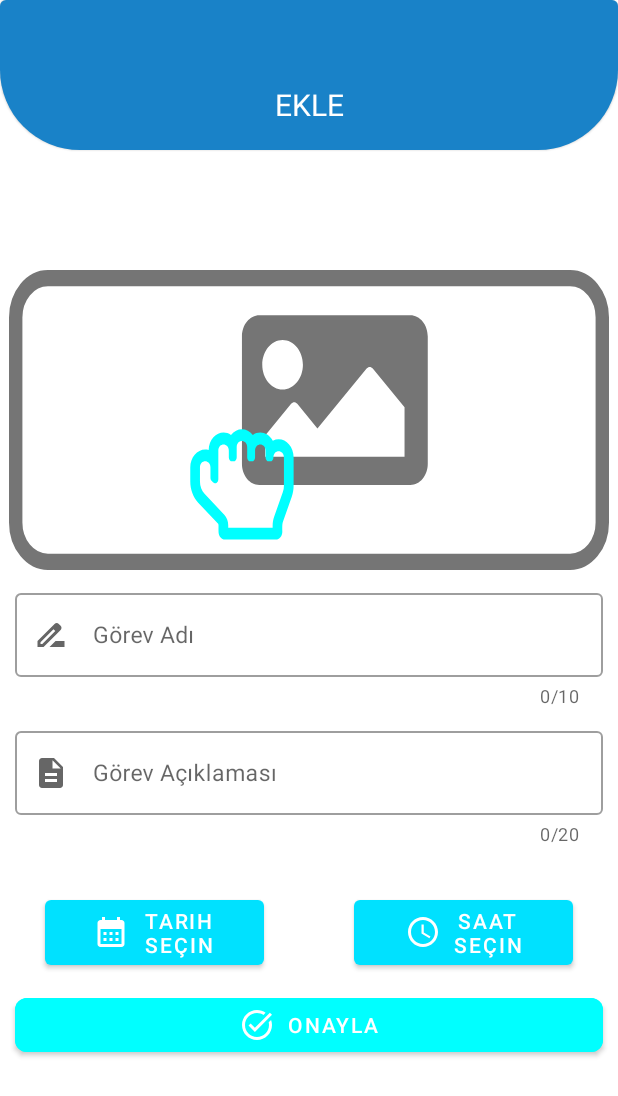
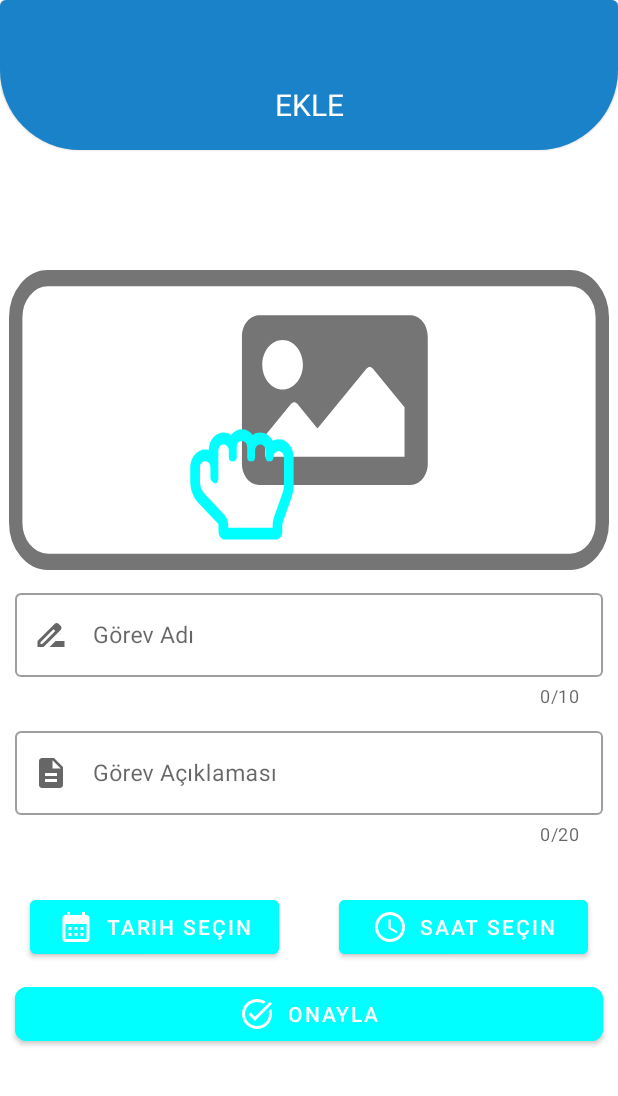
Before and after one commit to edoo37/Yapacaklarim, an Android app: the AddTaskFragment screen opened through its navigation route, on a phone screen of 412 x 824 dp. Shown: the top 1096 px of the screen. Run offline under Robolectric (Android 15) with nearby library versions, the phone set to English and light mode, and no system bars; our stand-ins replace Dagger/Hilt's generated code; libraries missing offline, so code that uses them is left out: com.orhanobut.hawk; pictures from the network do not load; 6 statements that could not run were skipped.

Commit message:
UI FIXES

```diff
--- a/app/src/main/res/layout/fragment_add_task.xml
+++ b/app/src/main/res/layout/fragment_add_task.xml
@@ -57,7 +57,6 @@
             android:layout_width="match_parent"
             android:layout_height="wrap_content"
             android:autoSizeTextType="uniform"
-            android:inputType="textPassword"
             android:maxLength="20"
             android:textSize="15dp" />
     </com.google.android.material.textfield.TextInputLayout>
@@ -82,7 +81,6 @@
             android:layout_width="match_parent"
             android:layout_height="wrap_content"
             android:autoSizeTextType="uniform"
-            android:inputType="textPassword"
             android:maxLength="20"
             android:textSize="15dp" />
     </com.google.android.material.textfield.TextInputLayout>
@@ -92,9 +90,10 @@
         android:layout_width="0dp"
         android:layout_height="wrap_content"
         android:layout_marginTop="30dp"
-        android:layout_marginHorizontal="30dp"
+        android:layout_marginHorizontal="20dp"
         android:text="@string/slct_date"
         android:textColor="@color/white"
+        android:backgroundTint="#00FFFF"
         app:icon="@drawable/ic_calendar"
         app:iconGravity="textStart"
         app:layout_constraintEnd_toStartOf="@id/btn_time"
@@ -106,9 +105,10 @@
         android:layout_width="0dp"
         android:layout_height="wrap_content"
         android:layout_marginTop="30dp"
-        android:layout_marginHorizontal="30dp"
+        android:layout_marginHorizontal="20dp"
         android:text="@string/slct_time"
         android:textColor="@color/white"
+        android:backgroundTint="#00FFFF"
         app:icon="@drawable/ic_time"
         app:iconGravity="textStart"
         app:layout_constraintEnd_toEndOf="parent"
```
Also changed, not shown: app/src/main/res/layout/fragment_update_item.xml (+4 -4 lines).
